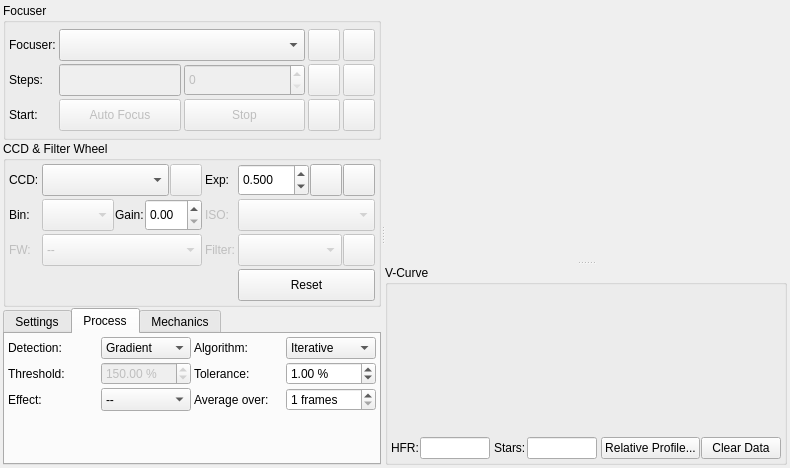
Qt form kstars/ekos/focus/focus.ui (KDE/kstars) before a commit.
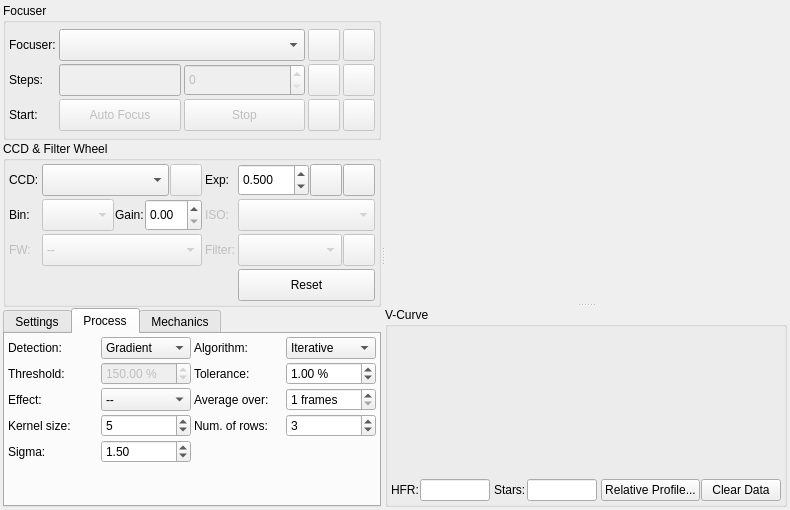
The same form after that commit. The open tabs and pages were chosen to show the change. Icons and pictures are not drawn. Custom widgets are drawn as their Qt base class.

Commit message: Implemented Bahtinov mask focus assistant, fix compiler warnings (in fpackutil.c and modcalcvizequinox.cpp)

```diff
--- a/kstars/ekos/focus/focus.ui
+++ b/kstars/ekos/focus/focus.ui
@@ -7,7 +7,7 @@
     <x>0</x>
     <y>0</y>
     <width>790</width>
-    <height>468</height>
+    <height>510</height>
    </rect>
   </property>
   <layout class="QVBoxLayout" name="verticalLayout">
@@ -1273,6 +1273,84 @@
                </property>
               </widget>
              </item>
+             <item row="3" column="0">
+              <widget class="QLabel" name="label_20">
+               <property name="text">
+                <string>Kernel size:</string>
+               </property>
+              </widget>
+             </item>
+             <item row="3" column="1">
+              <widget class="QSpinBox" name="gaussianKernelSizeSpin">
+               <property name="toolTip">
+                <string>&lt;html&gt;&lt;head/&gt;&lt;body&gt;&lt;p&gt;The gaussian blur kernel size. Used for blurring the image before for instance the Bahtinov edge detection.&lt;/p&gt;&lt;/body&gt;&lt;/html&gt;</string>
+               </property>
+               <property name="minimum">
+                <number>3</number>
+               </property>
+               <property name="maximum">
+                <number>15</number>
+               </property>
+               <property name="singleStep">
+                <number>2</number>
+               </property>
+               <property name="value">
+                <number>5</number>
+               </property>
+              </widget>
+             </item>
+             <item row="3" column="2">
+              <widget class="QLabel" name="label_23">
+               <property name="text">
+                <string>Num. of rows:</string>
+               </property>
+              </widget>
+             </item>
+             <item row="4" column="0">
+              <widget class="QLabel" name="label_24">
+               <property name="text">
+                <string>Sigma:</string>
+               </property>
+              </widget>
+             </item>
+             <item row="3" column="3">
+              <widget class="QSpinBox" name="multiRowAverageSpin">
+               <property name="toolTip">
+                <string>&lt;html&gt;&lt;head/&gt;&lt;body&gt;&lt;p&gt;Combine this number of rows in the Bahtinov max average calculation. Change this value might help to match the Bahtinov lines on the star pattern more accurate.&lt;/p&gt;&lt;/body&gt;&lt;/html&gt;</string>
+               </property>
+               <property name="minimum">
+                <number>1</number>
+               </property>
+               <property name="maximum">
+                <number>15</number>
+               </property>
+               <property name="singleStep">
+                <number>2</number>
+               </property>
+               <property name="value">
+                <number>3</number>
+               </property>
+              </widget>
+             </item>
+             <item row="4" column="1">
+              <widget class="QDoubleSpinBox" name="gaussianSigmaSpin">
+               <property name="toolTip">
+                <string>&lt;html&gt;&lt;head/&gt;&lt;body&gt;&lt;p&gt;The gaussian blur sigma value. Used for blurring the image before for instance the Bahtinov edge detection.&lt;/p&gt;&lt;/body&gt;&lt;/html&gt;</string>
+               </property>
+               <property name="minimum">
+                <double>0.100000000000000</double>
+               </property>
+               <property name="maximum">
+                <double>10.000000000000000</double>
+               </property>
+               <property name="singleStep">
+                <double>0.100000000000000</double>
+               </property>
+               <property name="value">
+                <double>1.500000000000000</double>
+               </property>
+              </widget>
+             </item>
             </layout>
            </item>
            <item>
```
Left out of the diff: 7 changed lines with no effect on the pictures. The commit also changes 15 other files.
